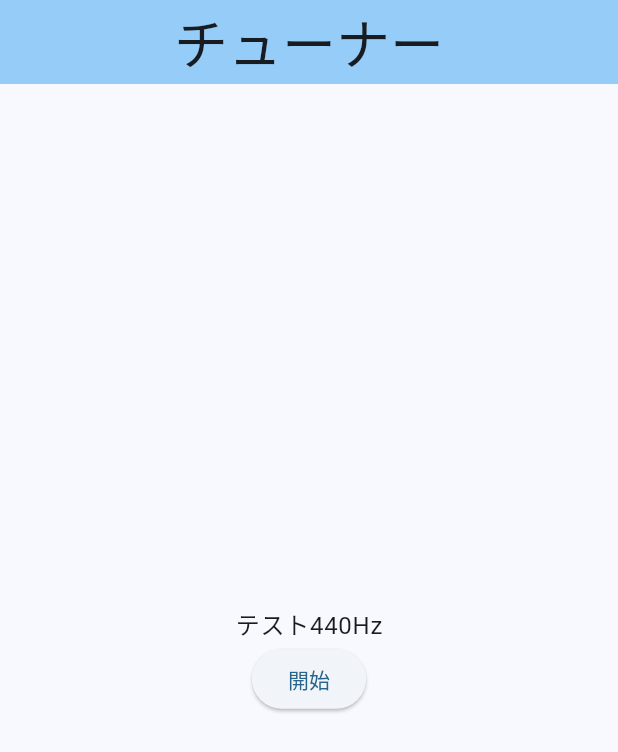
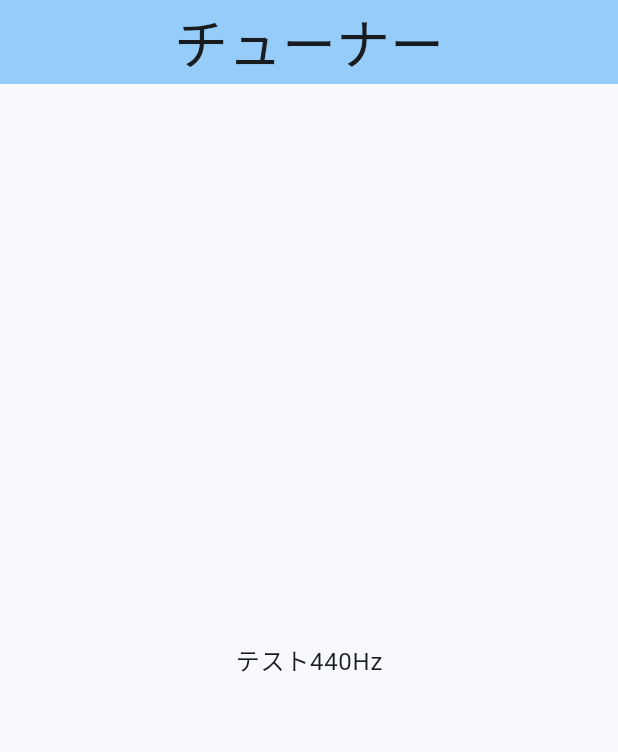
Before and after one commit to YutoFujikawa/tuner, a Flutter app: the screen it shows after launch, on a phone screen of 412 x 824 dp. Shown: the top 752 px of the screen. Run offline on Flutter 3.47's test engine with Material 3 defaults, Android fonts, the phone set to English and light mode, and no system bars; our stand-ins replace flutter_riverpod, freezed_annotation, riverpod_annotation; generated files the repository leaves out were written again.

Commit message:
別ディレクトリにgeneratorファイル作ることに成功

```diff
--- a/lib/src/presentation/tuner/tuner_screen.dart
+++ b/lib/src/presentation/tuner/tuner_screen.dart
@@ -1,14 +1,13 @@
 import 'package:flutter/material.dart';
 import 'package:flutter_riverpod/flutter_riverpod.dart';
-import 'package:tuner/src/presentation/tuner/tuner_view_model.dart';
 
 class TunerScreen extends ConsumerWidget {
   const TunerScreen({super.key});
 
   @override
   Widget build(BuildContext context, WidgetRef ref) {
-    final state = ref.watch(tunerViewModelProvider);
-    final notifier = ref.read(tunerViewModelProvider.notifier);
+    // final state = ref.watch(tunerViewModelProvider);
+    // final notifier = ref.read(tunerViewModelProvider.notifier);
     return Scaffold(
       appBar: AppBar(
         backgroundColor: Theme.of(context).colorScheme.inversePrimary,
@@ -26,12 +25,12 @@ class TunerScreen extends ConsumerWidget {
               "テスト440Hz",
               style: Theme.of(context).textTheme.bodyLarge,
             ),
-            ElevatedButton(
-              onPressed: () {
-                notifier.toggleRecording();
-              },
-              child: Text(state.isRecording ? "停止" : "開始"),
-            )
+            // ElevatedButton(
+            //   onPressed: () {
+            //     notifier.toggleRecording();
+            //   },
+            //   child: Text(state.isRecording ? "停止" : "開始"),
+            // )
           ],
         ),
       ),
--- a/lib/src/presentation/tuner/tuner_state.dart
+++ b/lib/src/presentation/tuner/tuner_state.dart
@@ -1,6 +1,6 @@
 import 'package:freezed_annotation/freezed_annotation.dart';
 
-part 'tuner_state.freezed.dart';
+part '../../../_generated/src/presentation/tuner/tuner_state.freezed.dart';
 
 @freezed
 class TunerState with _$TunerState {
--- a/lib/src/presentation/tuner/tuner_view_model.dart
+++ b/lib/src/presentation/tuner/tuner_view_model.dart
@@ -1,6 +1,6 @@
 import 'package:riverpod_annotation/riverpod_annotation.dart';
 import 'package:tuner/src/presentation/tuner/tuner_state.dart';
-part 'tuner_view_model.g.dart';
+part '../../../_generated/src/presentation/tuner/tuner_view_model.g.dart';
 
 @riverpod
 final class TunerViewModel extends _$TunerViewModel {
--- a/pubspec.yaml
+++ b/pubspec.yaml
@@ -18,13 +18,13 @@ dependencies:
   riverpod_annotation: ^2.6.1
   permission_handler: ^11.4.0
   flutter_sound: ^9.23.1
-  riverpod_generator: ^2.6.3
 
 dev_dependencies:
   flutter_test:
     sdk: flutter
 
   flutter_lints: ^4.0.0
+  riverpod_generator: ^2.6.3
   build_runner: ^2.4.13
 
 flutter:
```
Also changed, not shown: lib/src/presentation/tuner/tuner_state.freezed.dart (deleted), lib/src/presentation/tuner/tuner_view_model.g.dart (deleted), pubspec.lock, 1 other file.
